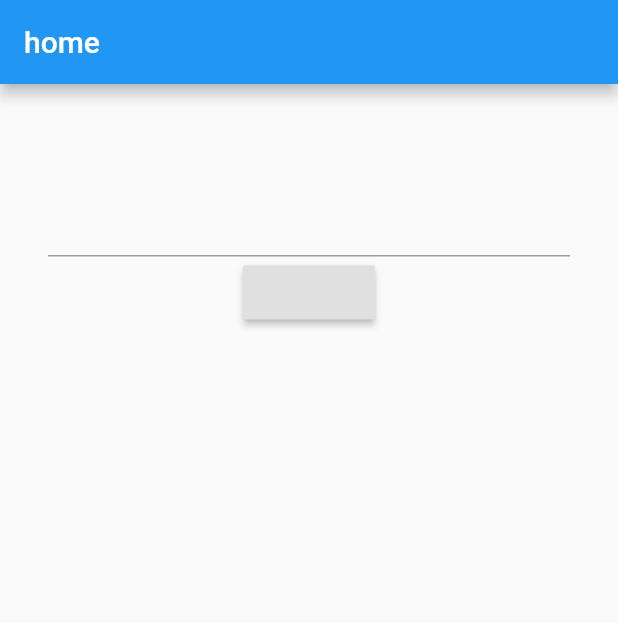
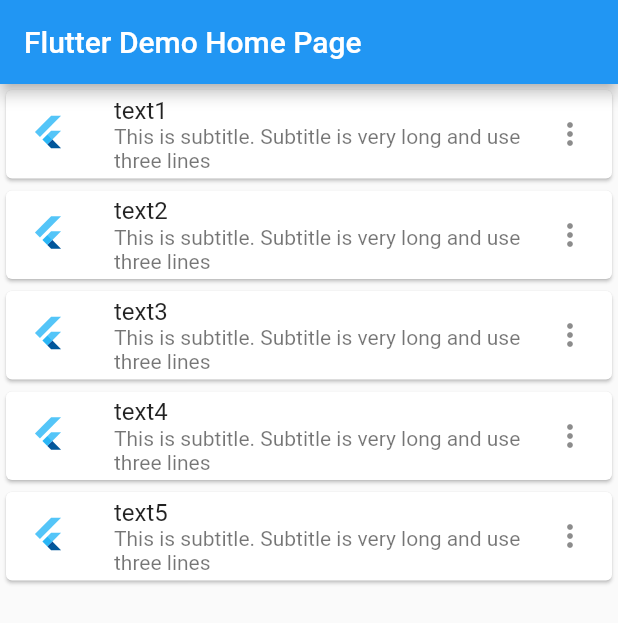
Before and after one commit to honpoio/flutter_study, a Flutter app: the screen it shows after launch, on a phone screen of 412 x 824 dp. Shown: the top 623 px of the screen. Run offline on Flutter 3.47's test engine with Material 2 defaults, Android fonts, the phone set to English and light mode, and no system bars.

Commit message:
task_no2_ListView

```diff
--- a/lib/main.dart
+++ b/lib/main.dart
@@ -1,154 +1,20 @@
-
 import 'package:flutter/material.dart';
-import 'package:flutter/services.dart';
-
-
-
-
-void main() => runApp(MyApp());
+import 'package:flutter_tests/ui/myhomepage.dart';
+void main() {
+  runApp(MyApp());
+}
 
 class MyApp extends StatelessWidget {
-
+  // This widget is the root of your application.
   @override
   Widget build(BuildContext context) {
-    // 描画したいWidgetを記述する
-    SystemChannels.lifecycle.setMessageHandler((message){
-      print('<SystemChannels.lifecycle> $message');
-      return Future<String>.value();
-    });
-    print('firstbuilding...');
-
-
     return MaterialApp(
-      title: 'Startup Name Generator',
-      //タイトル(青の部分)
-      home: RandomWords(),
-      routes: <String, WidgetBuilder> {
-        '/home': (BuildContext context) => new RandomWords(),
-        '/subpage': (BuildContext context) => new SubPage()
-      }
-    );
-  }
-
-}
-
-
-class RandomWords extends StatefulWidget {
-
-  @override
-  _RandomWordsState createState() => _RandomWordsState();
-  //ビルド後に呼ばれるメソッド (アプリの準備が完了したらってこと？)
-}
-
-class _RandomWordsState extends State<RandomWords>   {
-
-  String _text = '';
-
-  void _handleText(String e) {
-    setState(() {
-      _text = e;
-    });
-  }
-
-  @override
-  void initState(){
-    super.initState();
-    print('initState->  Widgetツリーの初期化');
-  }
-
-  @override
-  void didChangeDependencies() {
-    super.didChangeDependencies();
-    print('didChangeDependencies->　依存関係をいじってるクラス？');
-  }
-
-  @override
-  Widget build(BuildContext context) {
-    print(' secoundbuilding...');
-    return Scaffold(
-      appBar: AppBar(
-        title: Text('home'),
+      title: 'Flutter Demo',
+      theme: ThemeData(
+        primarySwatch: Colors.blue,
+        visualDensity: VisualDensity.adaptivePlatformDensity,
       ),
-
-      body: new Container(
-        padding: new EdgeInsets.all(32.0),
-        child: new Center(
-          child: new Column(
-            children: <Widget>[
-              Text(
-                "$_text",
-                style: TextStyle(
-                    color: Colors.blueAccent,
-                    fontSize: 30.0,
-                    fontWeight: FontWeight.w500
-                ),
-              ),
-              new TextField(
-                enabled: true,
-                //enabledは活性、非活性の切り替えに利用します。<=試しにfalseにすると入力できなくなった
-                style: TextStyle(color: Colors.red),
-                onChanged: _handleText,
-                //onChanged <=即座に反映する
-              ),
-
-              RaisedButton(onPressed: () {
-                Navigator.of(context).pushReplacementNamed('/subpage');
-              })
-            ],
-          ),
-        ),
-      ),
-
-    );
-  }
-
-  @override
-  void didUpdateWidget(RandomWords oldWidget) {
-    super.didUpdateWidget(oldWidget);
-    print('didUpdateWidget-> 再ビルドされる必要がある場合に呼ばれる');
-  }
-  @override
-  void setState(fn) {
-    print("setState");
-    super.setState(fn);
-  }
-  @override
-  void deactivate() {
-    print("deactivate->  StateをWidgetツリーから削除する");
-    super.deactivate();
-  }
-
-  @override
-  void dispose() {
-    print('dispose->  Stateオブジェクト削除時に呼び出される');
-    super.dispose();
-  }
-
-}
-
-
-
-
-class SubPage extends StatelessWidget {
-  @override
-  Widget build(BuildContext context) {
-    print('  threebuilding...');
-    return new Scaffold(
-      appBar: new AppBar(
-        title: new Text('sub'),
-      ),
-      body: new Container(
-        padding: new EdgeInsets.all(32.0),
-        child: new Center(
-          child: new Column(
-            children: <Widget>[
-              RaisedButton(onPressed: (){
-                Navigator.of(context).pushReplacementNamed('/home');
-              })
-            ],
-          ),
-        ),
-      ),
+      home: MyHomePage(title: 'Flutter Demo Home Page'),
     );
   }
 }
--- /dev/null
+++ b/lib/ui/myhomepage.dart
@@ -0,0 +1,77 @@
+import 'package:flutter/material.dart';
+
+class MyHomePage extends StatefulWidget {
+  MyHomePage({Key key, this.title}) : super(key: key);
+
+  final String title;
+
+  @override
+  _MyHomePageState createState() => _MyHomePageState();
+}
+
+class _MyHomePageState extends State<MyHomePage> {
+  final List<Map<String, dynamic>> listItems = [
+
+  ];
+
+  @override
+  Widget build(BuildContext context) {
+
+    return Scaffold(
+      appBar: AppBar(
+        title: Text(widget.title),
+      ),
+      body: Column(
+          children:  <Widget>[
+            Card(
+              child: ListTile(
+                leading:  FlutterLogo(),
+                title: Text("text1"),
+                trailing: Icon(Icons.more_vert),
+                subtitle: Text("This is subtitle. Subtitle is very long and use three lines"),
+                onTap: () {},
+              ),
+            ),
+            Card(
+              child: ListTile(
+                leading:  FlutterLogo(),
+                title: Text("text2"),
+                trailing: Icon(Icons.more_vert),
+                subtitle: Text("This is subtitle. Subtitle is very long and use three lines"),
+                onTap: () {},
+              ),
+            ),
+            Card(
+              child: ListTile(
+                leading:  FlutterLogo(),
+                title: Text("text3"),
+                trailing: Icon(Icons.more_vert),
+                subtitle: Text("This is subtitle. Subtitle is very long and use three lines"),
+                onTap: () {},
+              ),
+            ),
+            Card(
+              child: ListTile(
+                leading:  FlutterLogo(),
+                title: Text("text4"),
+                trailing: Icon(Icons.more_vert),
+                subtitle: Text("This is subtitle. Subtitle is very long and use three lines"),
+                onTap: () {},
+              ),
+            ),
+            Card(
+              child: ListTile(
+                leading:  FlutterLogo(),
+                title: Text("text5"),
+                trailing: Icon(Icons.more_vert),
+                subtitle: Text("This is subtitle. Subtitle is very long and use three lines"),
+                onTap: () {},
+              ),
+            ),
+          ]
+      ),
+    );
+  }
+
+
+}
```
